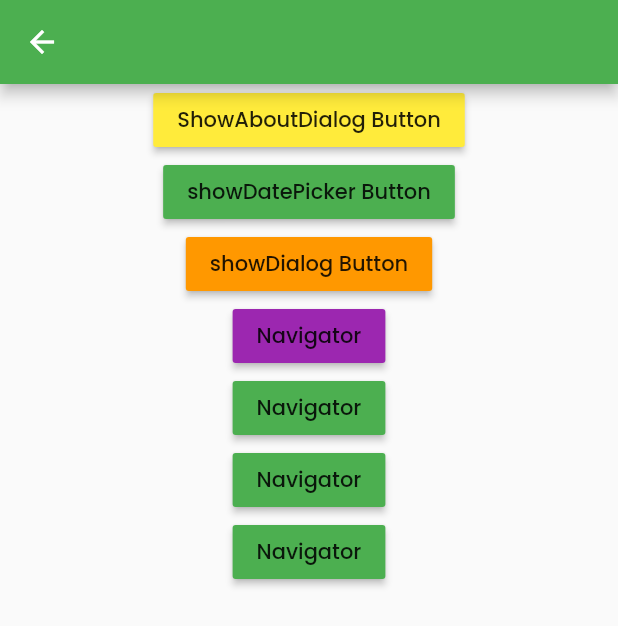
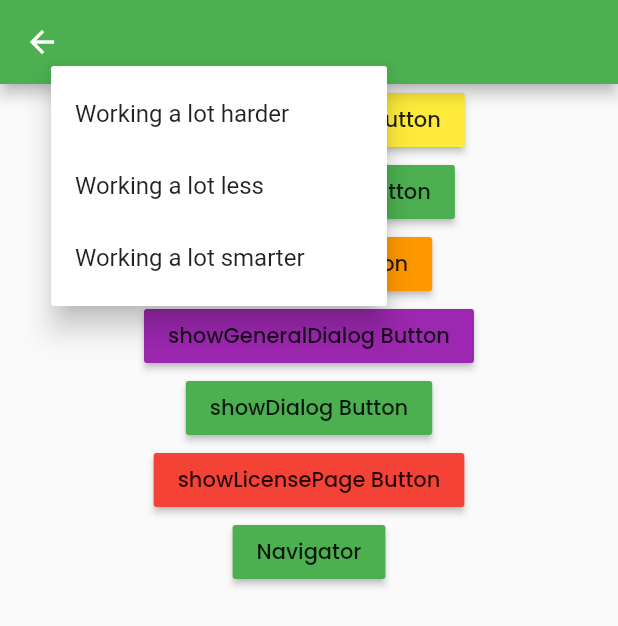
Before and after one commit to techwithsam/flutter_class, a Flutter app: the NewScreen screen opened directly, after a tap on "Navigator", on a phone screen of 412 x 824 dp. Shown: the top 626 px of the screen. Run offline on Flutter 3.47's test engine with Material 2 defaults, Android fonts, the phone set to English and light mode, and no system bars; our stand-ins replace google_fonts; network calls fail.

Commit message:
flutter class update

```diff
--- a/lib/screen/new_screen.dart
+++ b/lib/screen/new_screen.dart
@@ -1,3 +1,4 @@
+import 'package:flutter/cupertino.dart';
 import 'package:flutter/material.dart';
 
 class NewScreen extends StatefulWidget {
@@ -53,7 +54,8 @@ class _NewScreenState extends State<NewScreen> {
                       return AlertDialog(
                         title: Center(child: Text('Quick Update')),
                         content: Text(
-                            'Helo samuel isd sid sjfsudfhusdf sdhasdiad sdjsisbsfbdfiweds fsfisfhisfisfisfns fsfishsfhisfisfnsfhis fsifsi'),
+                          'Helo samuel isd sid sjfsudfhusdf sdhasdiad sdjsisbsfbdfiweds fsfisfhisfisfisfns fsfishsfhisfisfnsfhis fsifsi',
+                        ),
                         actions: [
                           TextButton(
                             onPressed: () {
@@ -70,22 +72,81 @@ class _NewScreenState extends State<NewScreen> {
               color: Colors.orange,
             ),
             MaterialButton(
-              onPressed: () {},
-              child: Text('Navigator'),
+              onPressed: () {
+                showGeneralDialog(
+                    context: context,
+                    pageBuilder: (context, Animation<double> dex1,
+                        Animation<double> dex2) {
+                      return Container(
+                        height: 300,
+                        color: Colors.white,
+                      );
+                    });
+              },
+              child: Text('showGeneralDialog Button'),
               color: Colors.purple,
             ),
             MaterialButton(
-              onPressed: () {},
-              child: Text('Navigator'),
+              onPressed: () {
+                showDialog(
+                    context: context,
+                    builder: (context) {
+                      return Dialog(
+                        child: Container(
+                          child: Column(
+                            children: [
+                              Image.asset('assets/ob.jpeg', fit: BoxFit.cover),
+                              SizedBox(height: 35),
+                              Text(
+                                'Helo samuel isd sid sjfsudfhusdf sdhasdiad sdjsisbsfbdfiweds fsfisfhisfisfisfns fsfishsfhisfisfnsfhis fsifsi',
+                                style: TextStyle(color: Colors.black),
+                              ),
+                              MaterialButton(
+                                onPressed: () {},
+                                child: Text('Navigator'),
+                                color: Colors.green,
+                              ),
+                            ],
+                          ),
+                        ),
+                      );
+                    });
+              },
+              child: Text('showDialog Button'),
               color: Colors.green,
             ),
             MaterialButton(
-              onPressed: () {},
-              child: Text('Navigator'),
-              color: Colors.green,
+              onPressed: () {
+                showLicensePage(
+                    context: context, applicationName: 'Testing App');
+              },
+              child: Text('showLicensePage Button'),
+              color: Colors.red,
             ),
             MaterialButton(
-              onPressed: () {},
+              onPressed: () {
+                showMenu(
+                  context: context,
+                  position: RelativeRect.fromRect(
+                    Rect.fromLTRB(34, 44, 23, 12),
+                    Rect.fromPoints(Offset.infinite, Offset.zero),
+                  ),
+                  items: [
+                    PopupMenuItem<int>(
+                      value: 0,
+                      child: Text('Working a lot harder'),
+                    ),
+                    PopupMenuItem<int>(
+                      value: 1,
+                      child: Text('Working a lot less'),
+                    ),
+                    PopupMenuItem<int>(
+                      value: 1,
+                      child: Text('Working a lot smarter'),
+                    ),
+                  ],
+                );
+              },
               child: Text('Navigator'),
               color: Colors.green,
             ),
```
